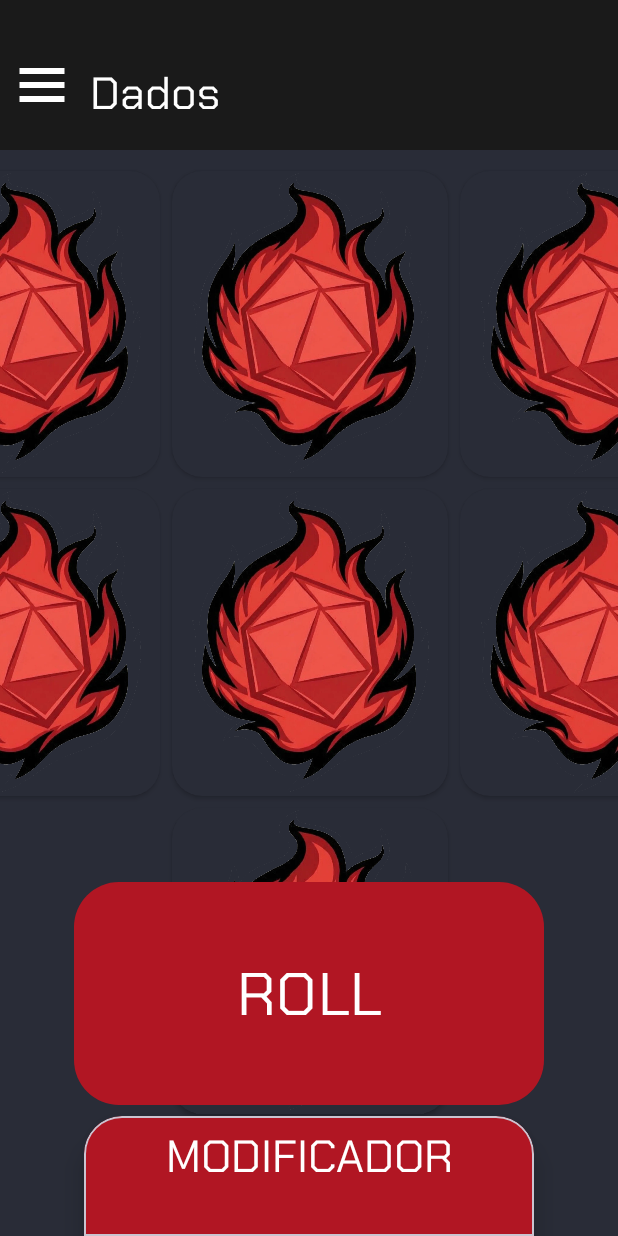
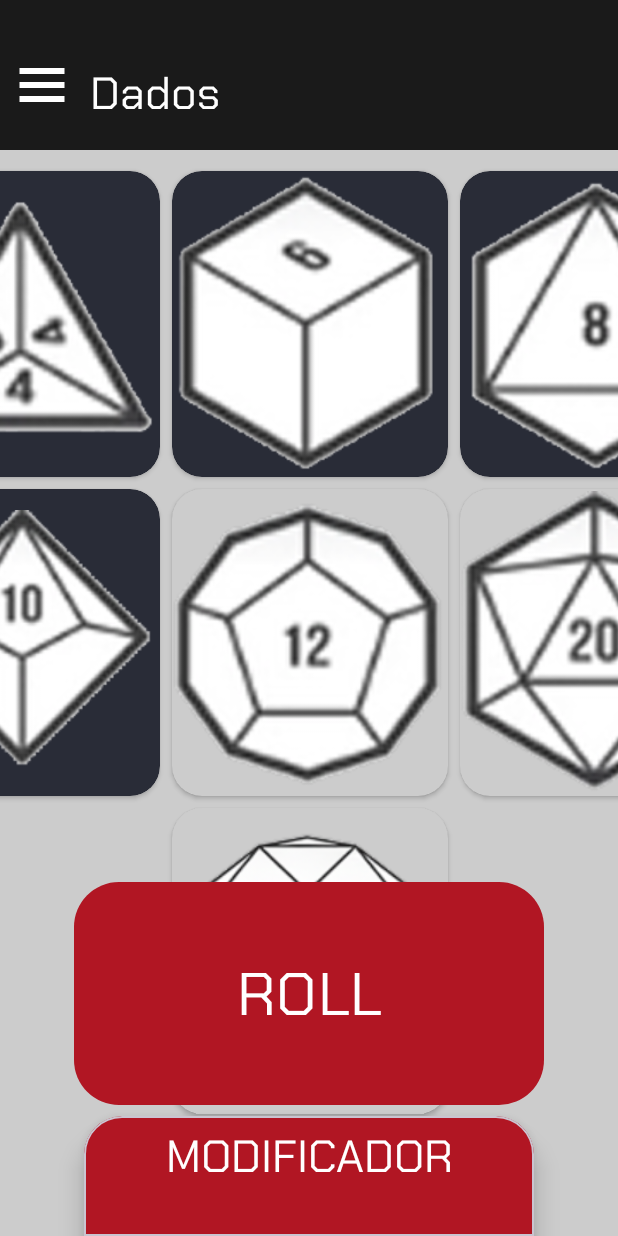
Before and after one commit to a24julianlt/Master-Roller-Dice, an Android app: the InicioFragment screen opened directly, with no data from a screen before it, on a phone screen of 412 x 824 dp. Run offline under Robolectric (Android 15) with nearby library versions, the phone set to English and light mode, and no system bars; our stand-ins replace navigation-ui.

Commit message:
fotos añadidas

```diff
--- a/app/src/main/res/layout/fragment_inicio.xml
+++ b/app/src/main/res/layout/fragment_inicio.xml
@@ -5,7 +5,7 @@
     android:id="@+id/inicioFragment"
     android:layout_width="match_parent"
     android:layout_height="match_parent"
-    android:background="@color/fondoOscuro"
+    android:background="?attr/background"
     tools:context=".InicioFragment">
 
     <GridLayout
@@ -35,7 +35,7 @@
             <ImageView
                 android:layout_width="match_parent"
                 android:layout_height="match_parent"
-                android:src="@drawable/dado_inicio_sin_blanco" />
+                android:src="@drawable/d4_sin_fondo" />
         </androidx.cardview.widget.CardView>
 
         <!-- D6 -->
@@ -51,7 +51,7 @@
             <ImageView
                 android:layout_width="match_parent"
                 android:layout_height="match_parent"
-                android:src="@drawable/dado_inicio_sin_blanco" />
+                android:src="@drawable/d6_sin_fondo" />
         </androidx.cardview.widget.CardView>
 
         <!-- D8 -->
@@ -67,7 +67,7 @@
             <ImageView
                 android:layout_width="match_parent"
                 android:layout_height="match_parent"
-                android:src="@drawable/dado_inicio_sin_blanco" />
+                android:src="@drawable/d8_sin_fondo" />
         </androidx.cardview.widget.CardView>
 
         <!-- D10 -->
@@ -83,7 +83,7 @@
             <ImageView
                 android:layout_width="match_parent"
                 android:layout_height="match_parent"
-                android:src="@drawable/dado_inicio_sin_blanco" />
+                android:src="@drawable/d10_sin_fondo" />
         </androidx.cardview.widget.CardView>
 
         <!-- D12 -->
@@ -93,13 +93,13 @@
             android:layout_height="0dp"
             android:layout_rowWeight="1"
             android:layout_columnWeight="1"
-            android:backgroundTint="@color/fondoOscuro"
+            android:backgroundTint="?attr/background"
             app:cardCornerRadius="20dp">
 
             <ImageView
                 android:layout_width="match_parent"
                 android:layout_height="match_parent"
-                android:src="@drawable/dado_inicio_sin_blanco" />
+                android:src="@drawable/d12_sin_fondo" />
         </androidx.cardview.widget.CardView>
 
         <!-- D20 -->
@@ -109,13 +109,13 @@
             android:layout_height="0dp"
             android:layout_rowWeight="1"
             android:layout_columnWeight="1"
-            android:backgroundTint="@color/fondoOscuro"
+            android:backgroundTint="?attr/background"
             app:cardCornerRadius="20dp">
 
             <ImageView
                 android:layout_width="match_parent"
                 android:layout_height="match_parent"
-                android:src="@drawable/dado_inicio_sin_blanco" />
+                android:src="@drawable/d20_sin_fondo" />
         </androidx.cardview.widget.CardView>
 
         <!-- D100 -->
@@ -127,13 +127,13 @@
             android:layout_rowWeight="1"
             android:layout_column="1"
             android:layout_columnWeight="1"
-            android:backgroundTint="@color/fondoOscuro"
+            android:backgroundTint="?attr/background"
             app:cardCornerRadius="20dp">
 
             <ImageView
                 android:layout_width="match_parent"
                 android:layout_height="match_parent"
-                android:src="@drawable/dado_inicio_sin_blanco" />
+                android:src="@drawable/d100_sin_fondo" />
         </androidx.cardview.widget.CardView>
 
     </GridLayout>
@@ -158,8 +158,7 @@
         android:layout_width="match_parent"
         android:layout_height="250px"
         android:gravity="center"
-        android:text="54"
-        android:textColor="@color/white"
+        android:text=""
         android:textSize="70sp"
         app:layout_constraintBottom_toTopOf="@+id/cardExpandable"
         app:layout_constraintEnd_toEndOf="parent"
@@ -205,7 +204,7 @@
                     android:layout_height="50dp"
                     android:layout_margin="20dp"
                     android:layout_marginEnd="34dp"
-                    android:backgroundTint="@color/detalles_ModoOscuro"
+                    android:backgroundTint="?attr/buttonStyle"
                     android:padding="10dp"
                     app:cornerRadius="20dp"
                     app:icon="@drawable/minus"
@@ -237,7 +236,7 @@
                     android:layout_height="50dp"
                     android:layout_margin="20dp"
                     android:layout_marginStart="36dp"
-                    android:backgroundTint="@color/detalles_ModoOscuro"
+                    android:backgroundTint="?attr/buttonStyle"
                     android:padding="10dp"
                     app:cornerRadius="20dp"
                     app:icon="@drawable/add"
--- a/app/src/main/res/values-night/themes.xml
+++ b/app/src/main/res/values-night/themes.xml
@@ -9,6 +9,7 @@
         <item name="drawerLayoutStyle">@color/FondoDrawer_ModoOscuro</item>
         <item name="fontFamily">@font/chakra_petch_regular</item>
         <item name="android:fontFamily">@font/chakra_petch_regular</item>
+        <item name="android:textColor">@color/white</item>
 
         <item name="buttonStyle">@color/detalles_ModoOscuro</item>
 
--- a/app/src/main/res/values/themes.xml
+++ b/app/src/main/res/values/themes.xml
@@ -9,6 +9,7 @@
         <item name="drawerLayoutStyle">@color/white</item>
         <item name="fontFamily">@font/chakra_petch_regular</item>
         <item name="android:fontFamily">@font/chakra_petch_regular</item>
+        <item name="android:textColor">@color/black</item>
 
         <item name="buttonStyle">@color/white</item>
 
```
Also changed, not shown: app/src/main/res/drawable-night/d100_sin_fondo.png (added), app/src/main/res/drawable-night/d10_sin_fondo.png (added), app/src/main/res/drawable-night/d12_sin_fondo.png (added), app/src/main/res/drawable-night/d20_sin_fondo.png (added), app/src/main/res/drawable-night/d4_sin_fondo.png (added), app/src/main/res/drawable-night/d6_sin_fondo.png (added), app/src/main/res/drawable-night/d8_sin_fondo.png (added), app/src/main/res/drawable/d100_sin_fondo.png (added), app/src/main/res/drawable/d10_sin_fondo.png (added), app/src/main/res/drawable/d12_sin_fondo.png (added), app/src/main/res/drawable/d20_sin_fondo.png (added), app/src/main/res/drawable/d4_sin_fondo.png (added), app/src/main/res/drawable/d6_sin_fondo.png (added), app/src/main/res/drawable/d8_sin_fondo.png (added).
